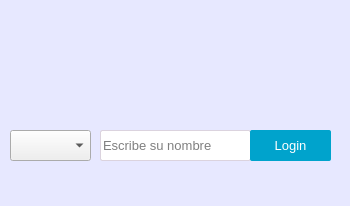
Ampaex/inclusion, file desktop/InclusionDesktop/form.ui: the form before one commit.
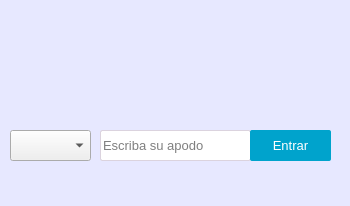
The form after the commit. Icons and pictures are not drawn.

Commit message:
Añadida carpeta languages y ahora el usario introducido se muestra en la ventana principal.
Cambiado el máximo de caracteres de la caja para insertar el nombre de usuario y la pestaña por defecto de la interfaz principal.

What changed in the file:
```diff
--- a/desktop/InclusionDesktop/form.ui
+++ b/desktop/InclusionDesktop/form.ui
@@ -54,7 +54,7 @@
     <locale language="Spanish" country="Spain"/>
    </property>
    <property name="text">
-    <string>Login</string>
+    <string>Entrar</string>
    </property>
   </widget>
   <widget class="QLineEdit" name="userName">
@@ -89,10 +89,13 @@
     <string/>
    </property>
    <property name="maxLength">
-    <number>16</number>
+    <number>9</number>
+   </property>
+   <property name="echoMode">
+    <enum>QLineEdit::Normal</enum>
    </property>
    <property name="placeholderText">
-    <string>Escribe su nombre</string>
+    <string>Escriba su apodo</string>
    </property>
   </widget>
   <widget class="QLabel" name="label">
```
The commit also changes 6 other files.
